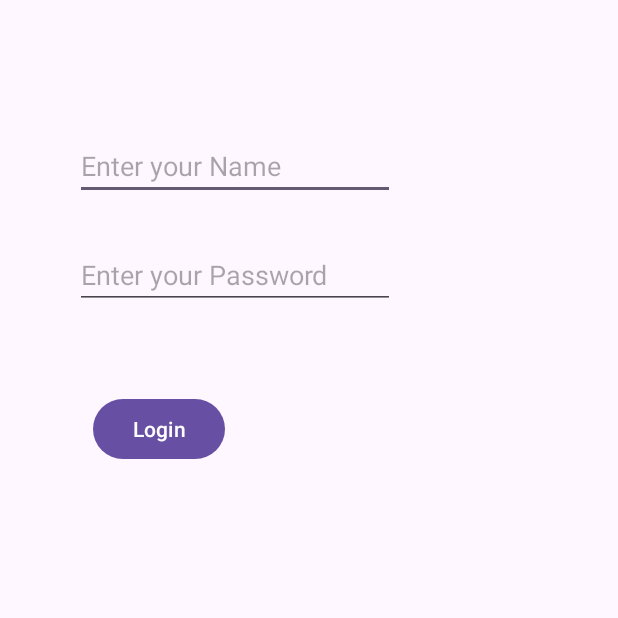
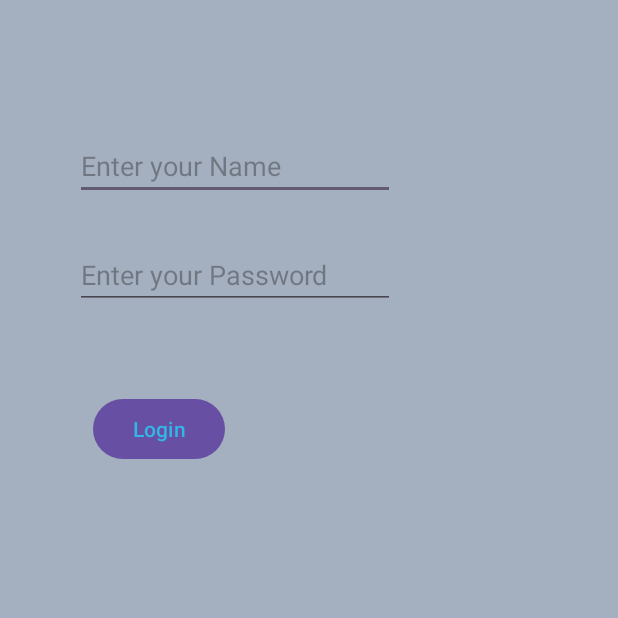
Before and after one commit to Nikshitha17/Androidapp, an Android app: the screen it shows after launch (MainActivity), on a phone screen of 412 x 824 dp, the top half of it. Run offline under Robolectric (Android 15) with nearby library versions, the phone set to English and light mode, and no system bars.

Commit message:
colors.xml

```diff
--- a/app/src/main/res/layout/activity_main.xml
+++ b/app/src/main/res/layout/activity_main.xml
@@ -2,6 +2,7 @@
 <androidx.constraintlayout.widget.ConstraintLayout xmlns:android="http://schemas.android.com/apk/res/android"
     xmlns:app="http://schemas.android.com/apk/res-auto"
     xmlns:tools="http://schemas.android.com/tools"
+    android:background="#A4B0BF"
     android:layout_width="match_parent"
     android:layout_height="match_parent"
     tools:context=".MainActivity">
@@ -14,6 +15,7 @@
         android:layout_marginTop="88dp"
         android:ems="10"
         android:inputType="text"
+        android:textColor="@color/mycolor"
         android:hint="Enter your Name"
         app:layout_constraintStart_toStartOf="parent"
         app:layout_constraintTop_toTopOf="parent" />
@@ -35,6 +37,7 @@
         android:layout_height="wrap_content"
         android:layout_marginStart="62dp"
         android:layout_marginTop="56dp"
+        android:textColor="@android:color/holo_blue_light"
         android:text="Login"
         app:layout_constraintStart_toStartOf="parent"
         app:layout_constraintTop_toBottomOf="@+id/editTextTextPassword" />
--- a/app/src/main/res/values/colors.xml
+++ b/app/src/main/res/values/colors.xml
@@ -2,4 +2,5 @@
 <resources>
     <color name="black">#FF000000</color>
     <color name="white">#FFFFFFFF</color>
+    <color name="mycolor">#E91E63</color>
 </resources>
```
